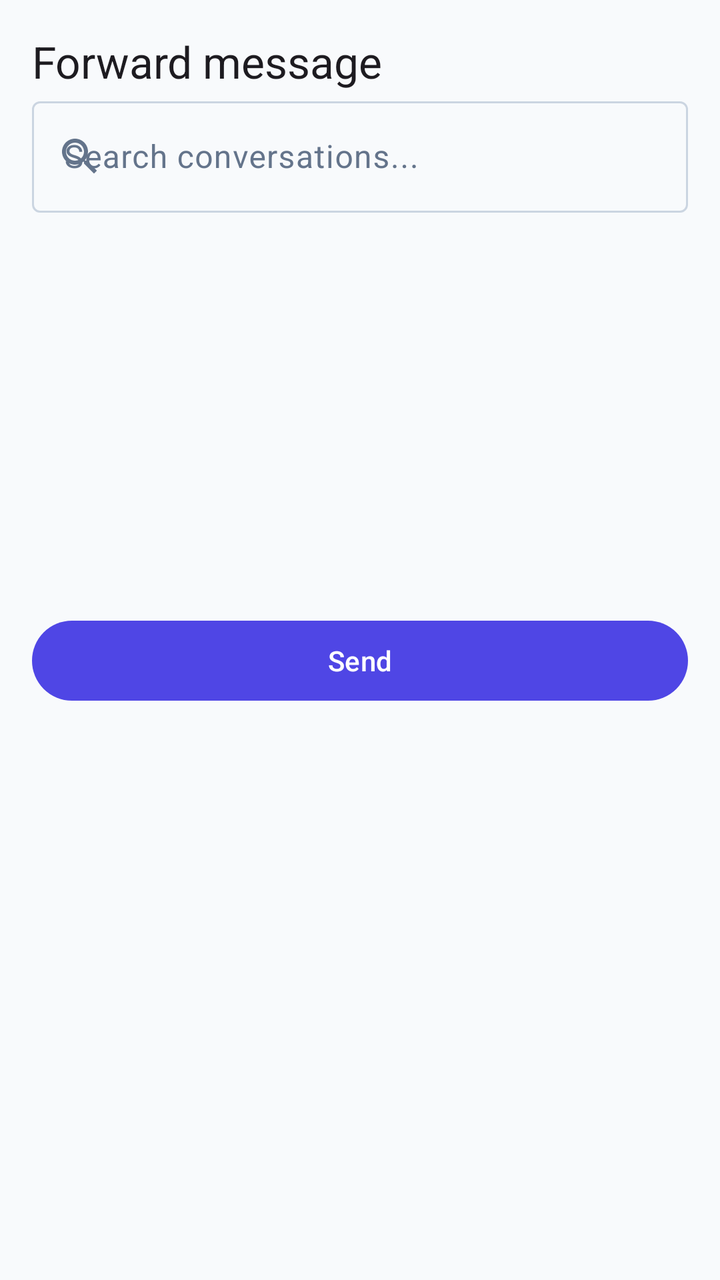
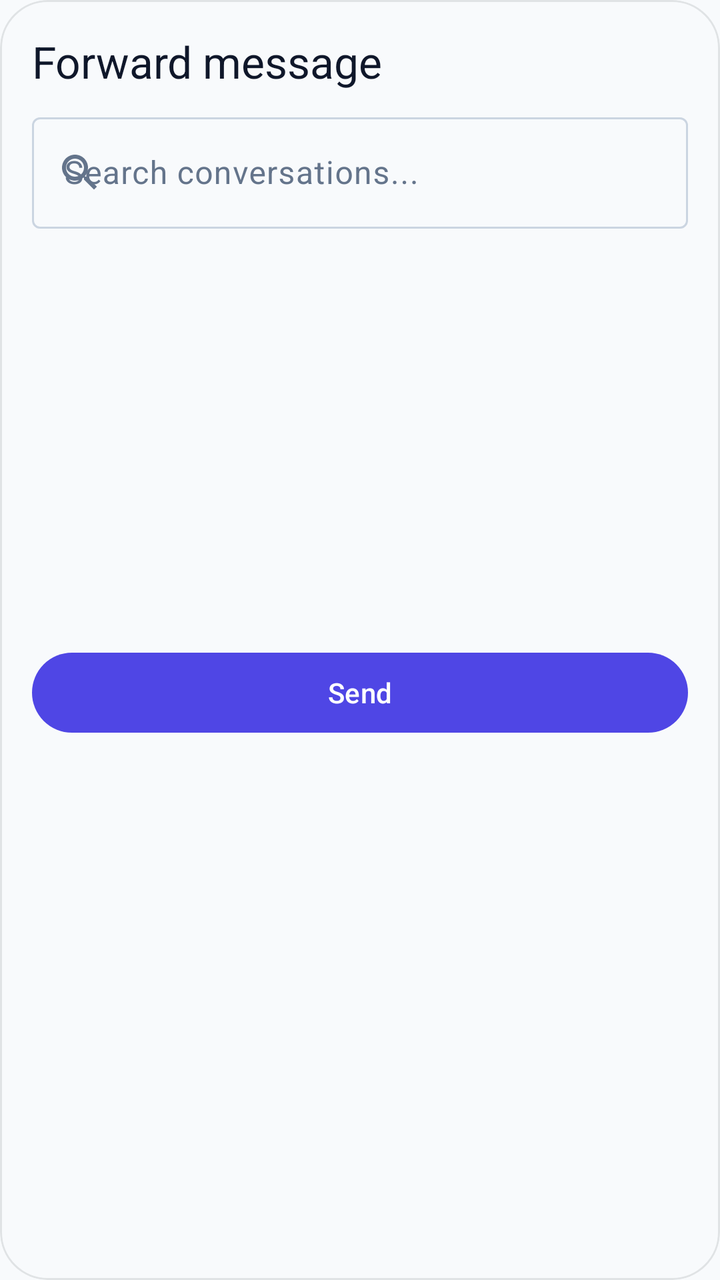

Before-and-after screenshots of an Android layout around one commit, followed by the original layout XML and the change that was made.
<!-- AndroidManifest.xml: application theme Theme.NexaChat -->
<!-- res/layout/dialog_forward.xml -->
<?xml version="1.0" encoding="utf-8"?>
<LinearLayout xmlns:android="http://schemas.android.com/apk/res/android"
    xmlns:app="http://schemas.android.com/apk/res-auto"
    android:id="@+id/forwardDialogRoot"
    android:layout_width="match_parent"
    android:layout_height="wrap_content"
    android:orientation="vertical"
    android:padding="@dimen/space_md">
    <TextView android:id="@+id/forwardTitle" android:layout_width="match_parent" android:layout_height="wrap_content" android:text="@string/forward_title" android:textAppearance="?attr/textAppearanceTitleLarge"/>
    <com.google.android.material.textfield.TextInputLayout android:layout_width="match_parent" android:layout_height="wrap_content" android:hint="@string/forward_search_placeholder" app:startIconDrawable="@drawable/ic_search">
        <com.google.android.material.textfield.TextInputEditText android:id="@+id/forwardSearch" android:layout_width="match_parent" android:layout_height="wrap_content"/>
    </com.google.android.material.textfield.TextInputLayout>
    <androidx.recyclerview.widget.RecyclerView android:id="@+id/forwardList" android:layout_width="match_parent" android:layout_height="200dp"/>
    <com.google.android.material.button.MaterialButton android:id="@+id/forwardSend" android:layout_width="match_parent" android:layout_height="wrap_content" android:minHeight="@dimen/min_touch_target" android:text="@string/forward_send"/>
</LinearLayout>
<!-- resources referenced by this layout -->
<resources>
  <dimen name="min_touch_target">48dp</dimen>
  <dimen name="space_md">16dp</dimen>
  <string name="forward_search_placeholder">Search conversations...</string>
  <string name="forward_send">Send</string>
  <string name="forward_title">Forward message</string>
  <style name="Theme.NexaChat" parent="Theme.NexaChat.Views" />
  <color name="colorPrimary">@color/brand_indigo</color>
  <color name="colorOnPrimary">#FFFFFFFF</color>
  <color name="colorPrimaryContainer">@color/brand_indigo_container</color>
  <color name="colorOnPrimaryContainer">@color/brand_on_indigo_container</color>
  <color name="colorSecondary">@color/slate_secondary</color>
  <color name="colorOnSecondary">#FFFFFFFF</color>
  <color name="colorSecondaryContainer">@color/slate_secondary_container</color>
  <color name="colorOnSecondaryContainer">@color/slate_on_secondary_container</color>
  <color name="colorTertiary">@color/tertiary_sky</color>
  <color name="colorOnTertiary">#FFFFFFFF</color>
  <color name="colorTertiaryContainer">@color/tertiary_sky_container</color>
  <color name="colorOnTertiaryContainer">@color/tertiary_on_sky_container</color>
  <color name="colorError">@color/error_red</color>
  <color name="colorOnError">#FFFFFFFF</color>
  <color name="colorErrorContainer">@color/error_container_light</color>
  <color name="colorOnErrorContainer">@color/on_error_container_light</color>
  <color name="colorBackground">@color/background_light</color>
  <color name="colorOnBackground">@color/text_primary_light</color>
  <color name="colorSurface">@color/surface_light</color>
  <color name="colorOnSurface">@color/text_primary_light</color>
  <color name="colorSurfaceVariant">@color/surface_variant_light</color>
  <color name="colorOnSurfaceVariant">@color/text_secondary_light</color>
  <color name="colorOutline">@color/slate_border</color>
  <color name="colorOutlineVariant">@color/slate_divider</color>
  <style name="TextAppearance.NexaChat.TitleLarge" parent="TextAppearance.Material3.TitleLarge" />
  <style name="TextAppearance.NexaChat.TitleMedium" parent="TextAppearance.Material3.TitleMedium" />
  <style name="TextAppearance.NexaChat.TitleSmall" parent="TextAppearance.Material3.TitleSmall" />
  <style name="TextAppearance.NexaChat.BodyLarge" parent="TextAppearance.Material3.BodyLarge" />
  <style name="TextAppearance.NexaChat.BodyMedium" parent="TextAppearance.Material3.BodyMedium" />
  <style name="TextAppearance.NexaChat.BodySmall" parent="TextAppearance.Material3.BodySmall" />
  <style name="TextAppearance.NexaChat.LabelLarge" parent="TextAppearance.Material3.LabelLarge" />
  <style name="TextAppearance.NexaChat.LabelMedium" parent="TextAppearance.Material3.LabelMedium" />
  <style name="TextAppearance.NexaChat.LabelSmall" parent="TextAppearance.Material3.LabelSmall" />
  <color name="brand_indigo">#FF4F46E5</color>
  <color name="brand_indigo_container">#FFE0E7FF</color>
  <color name="brand_on_indigo_container">#FF1E1B4B</color>
  <color name="slate_secondary">#FF505F76</color>
  <color name="slate_secondary_container">#FFD0E1FB</color>
  <color name="slate_on_secondary_container">#FF1D283A</color>
  <color name="tertiary_sky">#FF0EA5E9</color>
  <color name="tertiary_sky_container">#FFBAE6FD</color>
  <color name="tertiary_on_sky_container">#FF0369A1</color>
  <color name="error_red">#FFBA1A1A</color>
  <color name="error_container_light">#FFFFDAD6</color>
  <color name="on_error_container_light">#FF93000A</color>
  <color name="background_light">#FFF8FAFC</color>
  <color name="text_primary_light">#FF0F172A</color>
  <color name="surface_light">#FFF8FAFC</color>
  <color name="surface_variant_light">#FFE0E3E5</color>
  <color name="text_secondary_light">#FF64748B</color>
  <color name="slate_border">#FFCBD5E1</color>
  <color name="slate_divider">#FFE2E8F0</color>
  <dimen name="corner_sm">8dp</dimen>
  <dimen name="corner_md">12dp</dimen>
  <dimen name="corner_lg">16dp</dimen>
  <!-- unchanged entries left out for length: 9 -->
</resources>

<!-- the commit's change to res/layout/dialog_forward.xml (unified diff, before → after) -->
@@ -1,15 +1,60 @@
 <?xml version="1.0" encoding="utf-8"?>
-<LinearLayout xmlns:android="http://schemas.android.com/apk/res/android"
+<com.google.android.material.card.MaterialCardView xmlns:android="http://schemas.android.com/apk/res/android"
     xmlns:app="http://schemas.android.com/apk/res-auto"
     android:id="@+id/forwardDialogRoot"
     android:layout_width="match_parent"
     android:layout_height="wrap_content"
-    android:orientation="vertical"
-    android:padding="@dimen/space_md">
-    <TextView android:id="@+id/forwardTitle" android:layout_width="match_parent" android:layout_height="wrap_content" android:text="@string/forward_title" android:textAppearance="?attr/textAppearanceTitleLarge"/>
-    <com.google.android.material.textfield.TextInputLayout android:layout_width="match_parent" android:layout_height="wrap_content" android:hint="@string/forward_search_placeholder" app:startIconDrawable="@drawable/ic_search">
-        <com.google.android.material.textfield.TextInputEditText android:id="@+id/forwardSearch" android:layout_width="match_parent" android:layout_height="wrap_content"/>
-    </com.google.android.material.textfield.TextInputLayout>
-    <androidx.recyclerview.widget.RecyclerView android:id="@+id/forwardList" android:layout_width="match_parent" android:layout_height="200dp"/>
-    <com.google.android.material.button.MaterialButton android:id="@+id/forwardSend" android:layout_width="match_parent" android:layout_height="wrap_content" android:minHeight="@dimen/min_touch_target" android:text="@string/forward_send"/>
-</LinearLayout>
+    app:cardBackgroundColor="?attr/colorSurface"
+    app:cardCornerRadius="24dp"
+    app:cardElevation="0dp"
+    app:strokeColor="?attr/colorSurfaceVariant"
+    app:strokeWidth="1dp">
+
+    <LinearLayout
+        android:layout_width="match_parent"
+        android:layout_height="wrap_content"
+        android:orientation="vertical"
+        android:padding="16dp">
+
+        <TextView
+            android:id="@+id/forwardTitle"
+            android:layout_width="match_parent"
+            android:layout_height="wrap_content"
+            android:paddingBottom="8dp"
+            android:text="@string/forward_title"
+            android:textAppearance="?attr/textAppearanceTitleLarge"
+            android:textColor="?attr/colorOnSurface" />
+
+        <com.google.android.material.textfield.TextInputLayout
+            android:layout_width="match_parent"
+            android:layout_height="wrap_content"
+            android:hint="@string/forward_search_placeholder"
+            app:hintTextColor="?attr/colorOnSurfaceVariant"
+            app:startIconDrawable="@drawable/ic_search"
+            app:startIconTint="?attr/colorOnSurfaceVariant">
+
+            <com.google.android.material.textfield.TextInputEditText
+                android:id="@+id/forwardSearch"
+                android:layout_width="match_parent"
+                android:layout_height="wrap_content"
+                android:textColor="?attr/colorOnSurface"
+                android:textColorHint="?attr/colorOnSurfaceVariant" />
+        </com.google.android.material.textfield.TextInputLayout>
+
+        <androidx.recyclerview.widget.RecyclerView
+            android:id="@+id/forwardList"
+            android:layout_width="match_parent"
+            android:layout_height="200dp"
+            android:clipToPadding="false"
+            android:paddingTop="8dp"
+            android:paddingBottom="8dp" />
+
+        <com.google.android.material.button.MaterialButton
+            android:id="@+id/forwardSend"
+            android:layout_width="match_parent"
+            android:layout_height="wrap_content"
+            android:layout_marginTop="8dp"
+            android:minHeight="@dimen/min_touch_target"
+            android:text="@string/forward_send" />
+    </LinearLayout>
+</com.google.android.material.card.MaterialCardView>
<!-- resource entries referenced after the edit -->
@@ -1,7 +1,6 @@
 <!-- resources referenced by this layout -->
 <resources>
   <dimen name="min_touch_target">48dp</dimen>
-  <dimen name="space_md">16dp</dimen>
   <string name="forward_search_placeholder">Search conversations...</string>
   <string name="forward_send">Send</string>
   <string name="forward_title">Forward message</string>
